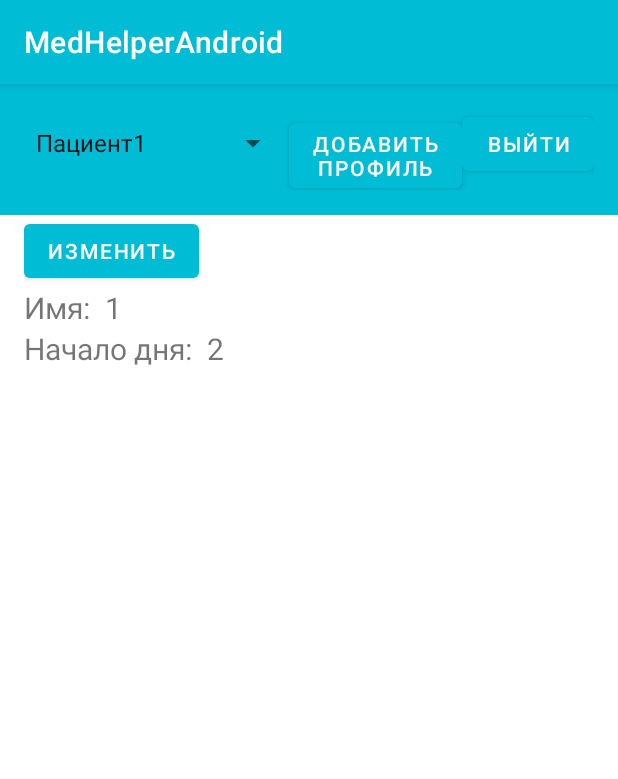
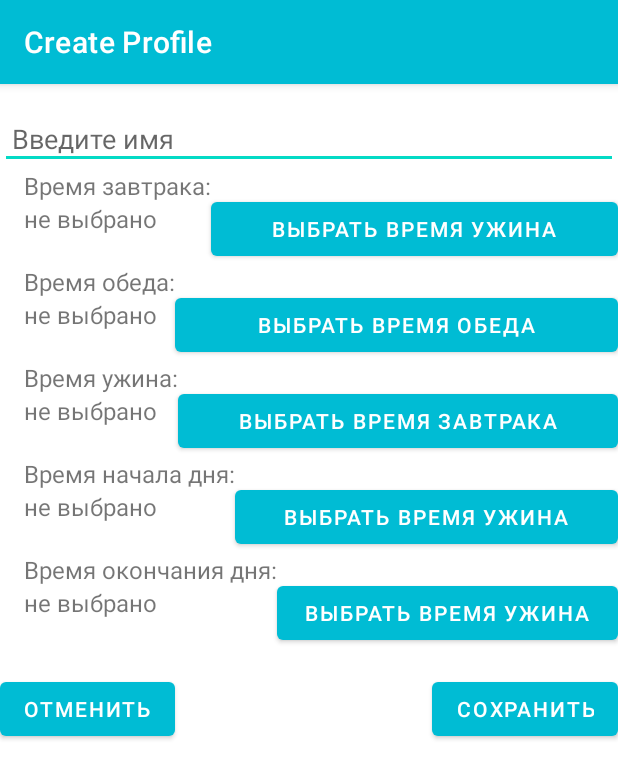
Before and after one commit to Olshanskaya/med-helper-android-app, an Android app: the MainActivity screen opened directly, with no data from a screen before it, after a tap on "ДОБАВИТЬ ПРОФИЛЬ", on a phone screen of 412 x 824 dp. Shown: the top 779 px of the screen. Run offline under Robolectric (Android 15) with nearby library versions, the phone set to English and light mode, and no system bars; 7 statements that could not run were skipped.

Commit message:
17 06 2023

```diff
--- a/app/src/main/AndroidManifest.xml
+++ b/app/src/main/AndroidManifest.xml
@@ -22,9 +22,14 @@
                 <action android:name="android.intent.action.MAIN" />
 
                 <category android:name="android.intent.category.LAUNCHER" />
+
             </intent-filter>
         </activity>
         <activity android:name=".MainActivity" />
+        <activity
+            android:name=".CreateProfileActivity"
+            android:label="Create Profile">
+        </activity>
     </application>
 
 </manifest>
--- /dev/null
+++ b/app/src/main/java/com/example/medhelperandroid/CreateProfileActivity.java
@@ -0,0 +1,161 @@
+package com.example.medhelperandroid;
+
+import android.annotation.SuppressLint;
+import android.app.TimePickerDialog;
+import android.content.Intent;
+import android.os.Bundle;
+import android.view.View;
+import android.widget.Button;
+import android.widget.EditText;
+import android.widget.NumberPicker;
+import android.widget.TextView;
+import android.widget.TimePicker;
+
+import androidx.appcompat.app.AppCompatActivity;
+
+import com.example.medhelperandroid.ui.login.LoginActivity;
+
+import java.util.Calendar;
+
+public class CreateProfileActivity extends AppCompatActivity {
+
+    private EditText nameEditText;
+    private NumberPicker hourPicker;
+    private NumberPicker minutePicker;
+    private Button cancelButton;
+    private Button saveButton;
+    private Button breakfastTimeButton;
+    private Button lunchTimeButton;
+    private Button dinerTimeButton;
+    private Button startDayTimeButton;
+    private Button endDayTimeButton;
+
+    private TextView breakfastTimeTextView;
+    private TextView lunchTimeTextView;
+    private TextView dinnerTimeTextView;
+    private TextView startDayTimeTextView;
+    private TextView endDayTimeTextView;
+
+    private int selectedHour;
+    private int selectedMinute;
+
+    @Override
+    protected void onCreate(Bundle savedInstanceState) {
+        super.onCreate(savedInstanceState);
+        setContentView(R.layout.create_profile_activity);
+        breakfastTimeTextView = findViewById(R.id.breakfast_time_textview);
+        lunchTimeTextView = findViewById(R.id.lunch_time_textview);
+        dinnerTimeTextView = findViewById(R.id.dinner_time_textview);
+        startDayTimeTextView = findViewById(R.id.start_day_time_textview);
+        endDayTimeTextView = findViewById(R.id.end_day_time_textview);
+
+        nameEditText = findViewById(R.id.name_edittext);
+        //hourPicker = findViewById(R.id.breakfast_hour_picker);
+        //minutePicker = findViewById(R.id.breakfast_minute_picker);
+        cancelButton = findViewById(R.id.patient_cancel_button);
+        saveButton = findViewById(R.id.patient_save_button);
+
+
+
+        cancelButton.setOnClickListener(new View.OnClickListener() {
+            @Override
+            public void onClick(View v) {
+                Intent intent = new Intent(CreateProfileActivity.this, MainActivity.class);
+                startActivity(intent);
+                finish();
+            }
+        });
+
+        Button saveButton = findViewById(R.id.patient_save_button);
+        saveButton.setOnClickListener(new View.OnClickListener() {
+            @Override
+            public void onClick(View v) {
+                String name = nameEditText.getText().toString();
+                //int hour = hourPicker.getValue();
+                //int minute = minutePicker.getValue();
+
+                Intent intent = new Intent(CreateProfileActivity.this, MainActivity.class);
+                startActivity(intent);
+                finish();
+            }
+        });
+
+
+        breakfastTimeButton = findViewById(R.id.breakfast_time_button);
+        lunchTimeButton = findViewById(R.id.lunch_time_button);
+        dinerTimeButton = findViewById(R.id.dinner_time_button);
+        startDayTimeButton = findViewById(R.id.start_day_time_button);
+        endDayTimeButton = findViewById(R.id.end_day_time_button);
+
+
+        // Обработчик нажатия на кнопку "Выбрать время"
+        breakfastTimeButton.setOnClickListener(new View.OnClickListener() {
+            @Override
+            public void onClick(View v) {
+                showTimePickerDialog(breakfastTimeTextView);
+            }
+        });
+
+        // Обработчик нажатия на кнопку "Выбрать время"
+        lunchTimeButton.setOnClickListener(new View.OnClickListener() {
+            @Override
+            public void onClick(View v) {
+                showTimePickerDialog(lunchTimeTextView);
+            }
+        });
+
+        // Обработчик нажатия на кнопку "Выбрать время"
+        dinerTimeButton.setOnClickListener(new View.OnClickListener() {
+            @Override
+            public void onClick(View v) {
+                showTimePickerDialog(dinnerTimeTextView);
+            }
+        });
+
+        // Обработчик нажатия на кнопку "Выбрать время"
+        startDayTimeButton.setOnClickListener(new View.OnClickListener() {
+            @Override
+            public void onClick(View v) {
+                showTimePickerDialog(startDayTimeTextView);
+            }
+        });
+
+        // Обработчик нажатия на кнопку "Выбрать время"
+        endDayTimeButton.setOnClickListener(new View.OnClickListener() {
+            @Override
+            public void onClick(View v) {
+                showTimePickerDialog(endDayTimeTextView);
+            }
+        });
+
+    }
+
+
+    // Метод для отображения TimePickerDialog
+    private void showTimePickerDialog(TextView textView) {
+        // Получение текущего времени
+        final Calendar calendar = Calendar.getInstance();
+        int currentHour = calendar.get(Calendar.HOUR_OF_DAY);
+        int currentMinute = calendar.get(Calendar.MINUTE);
+
+        // Создание объекта TimePickerDialog и установка слушателя выбора времени
+        TimePickerDialog timePickerDialog = new TimePickerDialog(this,
+                new TimePickerDialog.OnTimeSetListener() {
+                    @Override
+                    public void onTimeSet(TimePicker view, int hourOfDay, int minute) {
+                        // Обновление выбранного времени
+                        selectedHour = hourOfDay;
+                        selectedMinute = minute;
+
+                        // Обновление текста в TextView
+                        String selectedTime = String.format("%02d:%02d", selectedHour, selectedMinute);
+                        textView.setText(selectedTime);
+                    }
+                }, currentHour, currentMinute, true);
+
+        // Отображение диалогового окна выбора времени
+        timePickerDialog.show();
+    }
+
+
+}
--- a/app/src/main/java/com/example/medhelperandroid/MainActivity.java
+++ b/app/src/main/java/com/example/medhelperandroid/MainActivity.java
@@ -95,13 +95,27 @@ public class MainActivity extends AppCompatActivity {
 
         TextView nameTextView = findViewById(R.id.nameTextView);
         TextView dayStartTextView = findViewById(R.id.startDayTextView);
+        TextView endDayTextView = findViewById(R.id.endDayTextView);
+        TextView breakfastTextView = findViewById(R.id.breakfastTextView);
+        TextView lunchTextView = findViewById(R.id.lunchTextView);
+        TextView dinerTextView = findViewById(R.id.dinerTextView);
         mProfileSpinner.setOnItemSelectedListener(new AdapterView.OnItemSelectedListener() {
             @Override
             public void onItemSelected(AdapterView<?> parent, View view, int position, long id) {
                 String selectedProfile = mProfileList.get(position);
                 Patient patient = userList.get(position);
+
                 nameTextView.setText(patient.getName());
-                dayStartTextView.setText(patient.getStartDay());
+                if(patient.getStartDay() != null)
+                    dayStartTextView.setText(patient.getStartDay());
+                if(patient.getEndDay() != null)
+                    endDayTextView.setText(patient.getEndDay());
+                if(patient.getBreakfast() != null)
+                    breakfastTextView.setText(patient.getBreakfast());
+                if(patient.getLunch() != null)
+                    lunchTextView.setText(patient.getLunch());
+                if(patient.getDinner() != null)
+                    dinerTextView.setText(patient.getDinner());
                 Toast.makeText(MainActivity.this, "Выбран профиль " + selectedProfile, Toast.LENGTH_SHORT).show();
             }
 
@@ -116,8 +130,10 @@ public class MainActivity extends AppCompatActivity {
         addProfileButton.setOnClickListener(new View.OnClickListener() {
             @Override
             public void onClick(View v) {
-                // Здесь можно добавить код для открытия экрана добавления нового профиля
                 Toast.makeText(MainActivity.this, "Добавление нового профиля", Toast.LENGTH_SHORT).show();
+                Intent intent = new Intent(MainActivity.this, CreateProfileActivity.class);
+                startActivity(intent);
+                finish();
             }
         });
 
--- /dev/null
+++ b/app/src/main/res/layout/create_profile_activity.xml
@@ -0,0 +1,216 @@
+<?xml version="1.0" encoding="utf-8"?>
+<RelativeLayout xmlns:android="http://schemas.android.com/apk/res/android"
+    xmlns:app="http://schemas.android.com/apk/res-auto"
+    android:layout_width="match_parent"
+    android:layout_height="match_parent">
+
+    <EditText
+        android:id="@+id/name_edittext"
+        android:layout_width="match_parent"
+        android:layout_height="wrap_content"
+        android:layout_marginTop="16dp"
+        android:hint="Введите имя"
+        android:padding="8dp" />
+
+    <TextView
+        android:id="@+id/breakfast_time_label"
+        android:layout_width="wrap_content"
+        android:layout_height="wrap_content"
+        android:text="Время завтрака:"
+        android:textSize="16sp"
+        android:layout_below="@id/name_edittext"
+        android:layout_alignParentStart="true"
+        android:layout_marginStart="16dp" />
+
+    <TextView
+        android:id="@+id/breakfast_time_textview"
+        android:layout_width="wrap_content"
+        android:layout_height="wrap_content"
+        android:text="не выбрано"
+        android:textSize="16sp"
+        android:layout_below="@id/breakfast_time_label"
+        android:layout_alignParentStart="true"
+        android:layout_marginStart="16dp" />
+
+    <Button
+        android:id="@+id/breakfast_time_button"
+        android:layout_width="wrap_content"
+        android:layout_height="wrap_content"
+        android:layout_marginTop="16dp"
+        android:layout_alignParentEnd="true"
+        android:layout_toEndOf="@id/breakfast_time_label"
+        android:layout_below="@id/name_edittext"
+        android:paddingStart="8dp"
+        android:paddingEnd="8dp"
+        android:text="Выбрать время ужина" />
+
+    <TextView
+        android:id="@+id/lunch_time_label"
+        android:layout_width="wrap_content"
+        android:layout_height="wrap_content"
+        android:text="Время обеда:"
+        android:textSize="16sp"
+        android:layout_below="@id/breakfast_time_button"
+        android:layout_alignParentStart="true"
+        android:layout_marginStart="16dp" />
+
+    <TextView
+        android:id="@+id/lunch_time_textview"
+        android:layout_width="wrap_content"
+        android:layout_height="wrap_content"
+        android:text="не выбрано"
+        android:textSize="16sp"
+        android:layout_below="@id/lunch_time_label"
+        android:layout_alignParentStart="true"
+        android:layout_marginStart="16dp" />
+
+    <Button
+        android:id="@+id/lunch_time_button"
+        android:layout_width="wrap_content"
+        android:layout_height="wrap_content"
+        android:layout_marginTop="16dp"
+        android:layout_alignParentEnd="true"
+        android:layout_toEndOf="@id/lunch_time_label"
+        android:layout_below="@id/breakfast_time_button"
+        android:paddingStart="8dp"
+        android:paddingEnd="8dp"
+        android:text="Выбрать время обеда" />
+
+    <TextView
+        android:id="@+id/dinner_time_label"
+        android:layout_width="wrap_content"
+        android:layout_height="wrap_content"
+        android:text="Время ужина:"
+        android:textSize="16sp"
+        android:layout_below="@id/lunch_time_button"
+        android:layout_alignParentStart="true"
+        android:layout_marginStart="16dp" />
+
+    <TextView
+        android:id="@+id/dinner_time_textview"
+        android:layout_width="wrap_content"
+        android:layout_height="wrap_content"
+        android:text="не выбрано"
+        android:textSize="16sp"
+        android:layout_below="@id/dinner_time_label"
+        android:layout_alignParentStart="true"
+        android:layout_marginStart="16dp" />
+
+    <Button
+        android:id="@+id/dinner_time_button"
+        android:layout_width="wrap_content"
+        android:layout_height="wrap_content"
+        android:layout_marginTop="16dp"
+        android:layout_alignParentEnd="true"
+        android:layout_toEndOf="@id/dinner_time_label"
+        android:layout_below="@id/lunch_time_button"
+        android:paddingStart="8dp"
+        android:paddingEnd="8dp"
+        android:text="Выбрать время завтрака" />
+
+
+    <TextView
+        android:id="@+id/start_day_time_label"
+        android:layout_width="wrap_content"
+        android:layout_height="wrap_content"
+        android:text="Время начала дня:"
+        android:textSize="16sp"
+        android:layout_below="@id/dinner_time_button"
+        android:layout_alignParentStart="true"
+        android:layout_marginStart="16dp" />
+
+    <TextView
+        android:id="@+id/start_day_time_textview"
+        android:layout_width="wrap_content"
+        android:layout_height="wrap_content"
+        android:text="не выбрано"
+        android:textSize="16sp"
+        android:layout_below="@id/start_day_time_label"
+        android:layout_alignParentStart="true"
+        android:layout_marginStart="16dp" />
+
+    <Button
+        android:id="@+id/start_day_time_button"
+        android:layout_width="wrap_content"
+        android:layout_height="wrap_content"
+        android:layout_marginTop="16dp"
+        android:layout_alignParentEnd="true"
+        android:layout_toEndOf="@id/start_day_time_label"
+        android:layout_below="@id/dinner_time_button"
+        android:paddingStart="8dp"
+        android:paddingEnd="8dp"
+        android:text="Выбрать время ужина" />
+
+
+    <TextView
+        android:id="@+id/end_day_time_label"
+        android:layout_width="wrap_content"
+        android:layout_height="wrap_content"
+        android:text="Время окончания дня:"
+        android:textSize="16sp"
+        android:layout_below="@id/start_day_time_button"
+        android:layout_alignParentStart="true"
+        android:layout_marginStart="16dp" />
+
+    <TextView
+        android:id="@+id/end_day_time_textview"
+        android:layout_width="wrap_content"
+        android:layout_height="wrap_content"
+        android:text="не выбрано"
+        android:textSize="16sp"
+        android:layout_below="@id/end_day_time_label"
+        android:layout_alignParentStart="true"
+        android:layout_marginStart="16dp" />
+
+    <Button
+        android:id="@+id/end_day_time_button"
+        android:layout_width="wrap_content"
+        android:layout_height="wrap_content"
+        android:layout_marginTop="16dp"
+        android:layout_alignParentEnd="true"
+        android:layout_toEndOf="@id/end_day_time_label"
+        android:layout_below="@id/start_day_time_button"
+        android:paddingStart="8dp"
+        android:paddingEnd="8dp"
+        android:text="Выбрать время ужина" />
+
+
+
+
+
+
+
+
+
+
+
+
+
+
+
+
+
+
+
+    <Button
+        android:id="@+id/patient_cancel_button"
+        android:layout_width="wrap_content"
+        android:layout_height="wrap_content"
+        android:layout_below="@id/end_day_time_button"
+        android:layout_marginTop="16dp"
+        android:layout_alignParentStart="true"
+        android:paddingStart="16dp"
+        android:paddingEnd="16dp"
+        android:text="Отменить" />
+
+    <Button
+        android:id="@+id/patient_save_button"
+        android:layout_width="wrap_content"
+        android:layout_height="wrap_content"
+        android:layout_below="@id/end_day_time_button"
+        android:layout_marginTop="16dp"
+        android:layout_alignParentEnd="true"
+        android:paddingStart="16dp"
+        android:paddingEnd="16dp"
+        android:text="Сохранить" />
+</RelativeLayout>
```
Also changed, not shown: app/src/main/res/layout/activity_main.xml (+95 -10 lines).
